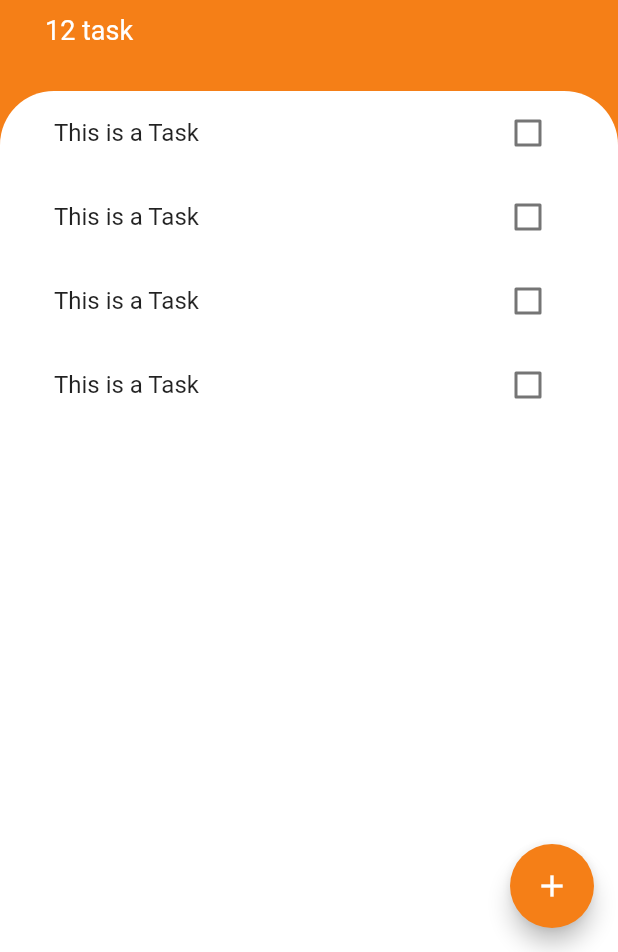
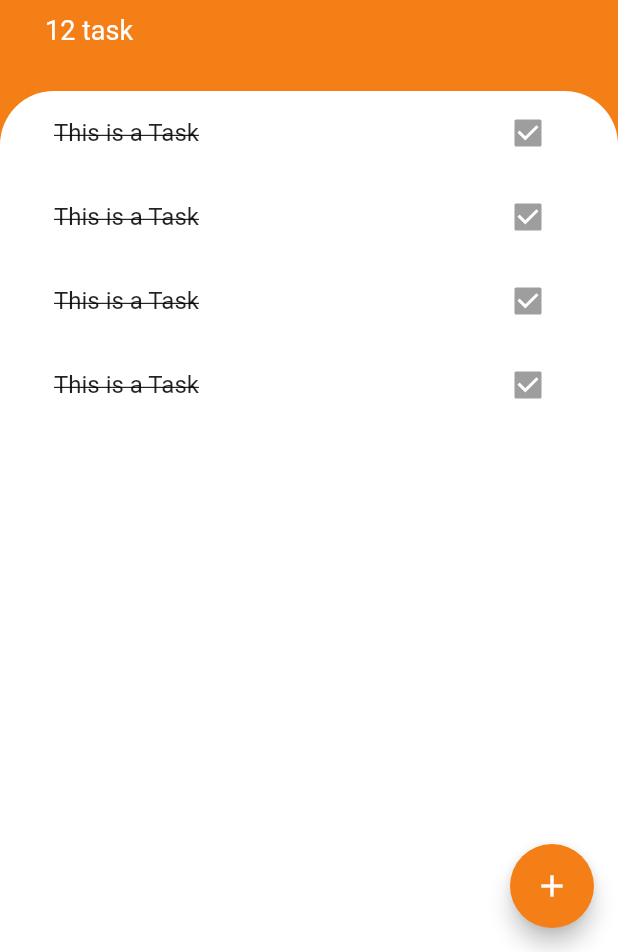
Before and after one commit to fidelmak/create_x, a Flutter app: the screen it shows after launch, on a phone screen of 412 x 824 dp, the part 284-1236 px from its top. Run offline on Flutter 3.47's test engine with Material 2 defaults, Android fonts, the phone set to English and light mode, and no system bars; statements that could not run were skipped.

Commit message:
Changes to be committed:

```diff
--- a/lib/widget/tasks_tiles.dart
+++ b/lib/widget/tasks_tiles.dart
@@ -1,14 +1,41 @@
 import 'package:flutter/material.dart';
 
-class TaskTiles extends StatelessWidget {
+class TaskTiles extends StatefulWidget {
+  @override
+  State<TaskTiles> createState() => _TaskTilesState();
+}
+
+class _TaskTilesState extends State<TaskTiles> {
+  bool isChecked = true;
+   checkBoxCallBack ( bool checkBoxState) {
+        setState(() {
+          isChecked = checkBoxState;
+        });
+      }
+
   @override
   Widget build(BuildContext context) {
     return ListTile(
-      title: Text("This is a Task "),
-      trailing: Checkbox(
-        value: false,
-        onChanged: (bool? value) {},
+      title: Text(
+        "This is a Task ",
+        style: TextStyle(
+            decoration: isChecked ? TextDecoration.lineThrough : null),
       ),
+      trailing: CheckState(isChecked, checkBoxCallBack),
     );
   }
 }
+
+class CheckState extends StatelessWidget {
+  final bool checkBoxState;
+  final Function toggleCheckBoxState;
+  CheckState(this.checkBoxState, this.toggleCheckBoxState);
+
+  @override
+  Widget build(BuildContext context) {
+    return Checkbox(
+      value: checkBoxState,
+      onChanged: toggleCheckBoxState;
+    );
+  }
+}
```
